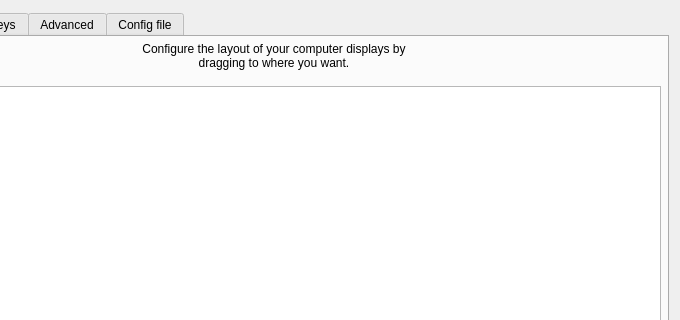
Above: src/apps/deskflow-gui/dialogs/ServerConfigDialog.ui from deskflow/deskflow before the change; both pictures show x 134 to 814 and y 0 to 320 of the 814 by 588 pixel window. Below: the same form after it.
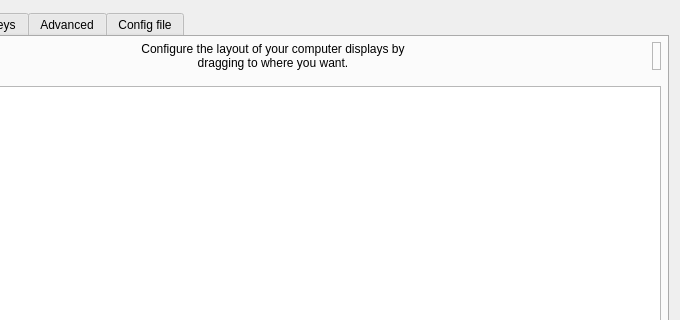
That is the form after the change. Custom widgets are drawn as their Qt base class.

Commit message: refactor: ServerConfigDialog/tabComputers, no autoconnect slots, use new names

The edit to the form file:
```diff
--- a/src/apps/deskflow-gui/dialogs/ServerConfigDialog.ui
+++ b/src/apps/deskflow-gui/dialogs/ServerConfigDialog.ui
@@ -21,13 +21,7 @@
   </property>
   <layout class="QVBoxLayout">
    <item>
-    <widget class="QTabWidget" name="m_pTabWidget">
-     <property name="minimumSize">
-      <size>
-       <width>0</width>
-       <height>0</height>
-      </size>
-     </property>
+    <widget class="QTabWidget" name="tabWidget">
      <property name="currentIndex">
       <number>0</number>
      </property>
@@ -128,8 +122,14 @@
          </item>
          <item>
           <widget class="NewScreenWidget" name="lblNewScreen">
-           <property name="text">
-            <string/>
+           <property name="toolTip">
+            <string>Drag to the grid to add a new computer.</string>
+           </property>
+           <property name="frameShape">
+            <enum>QFrame::Shape::StyledPanel</enum>
+           </property>
+           <property name="frameShadow">
+            <enum>QFrame::Shadow::Raised</enum>
            </property>
           </widget>
          </item>
```
Left out of the diff: 43 changed lines with no effect on the pictures. The commit also changes 1 other file.
